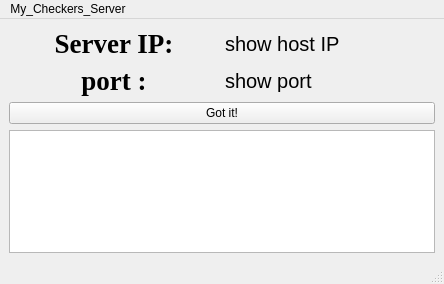
This is My_Checkers_Server/mainwindow.ui in Catherine0120/ChineseCheckers as Qt 5 draws it before an edit. The edited form follows.
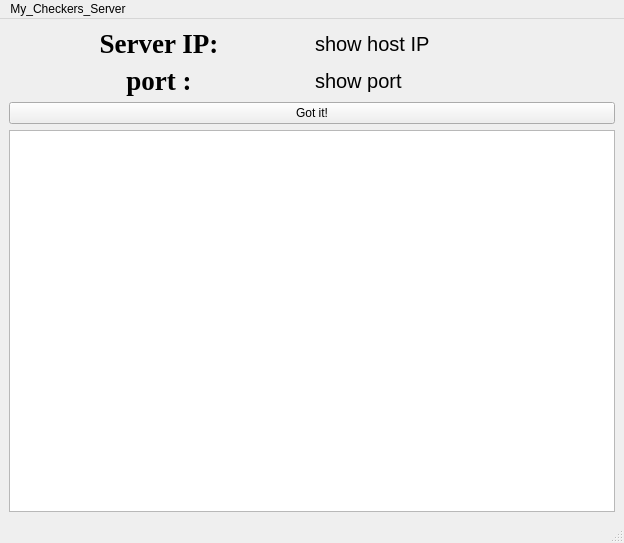
This is the edited form.

```diff
--- a/My_Checkers_Server/mainwindow.ui
+++ b/My_Checkers_Server/mainwindow.ui
@@ -6,8 +6,8 @@
    <rect>
     <x>0</x>
     <y>0</y>
-    <width>444</width>
-    <height>284</height>
+    <width>624</width>
+    <height>543</height>
    </rect>
   </property>
   <property name="windowTitle">
@@ -94,8 +94,8 @@
     <rect>
      <x>0</x>
      <y>0</y>
-     <width>444</width>
-     <height>17</height>
+     <width>624</width>
+     <height>21</height>
     </rect>
    </property>
    <widget class="QMenu" name="menuMy_Checker_Server">
```
